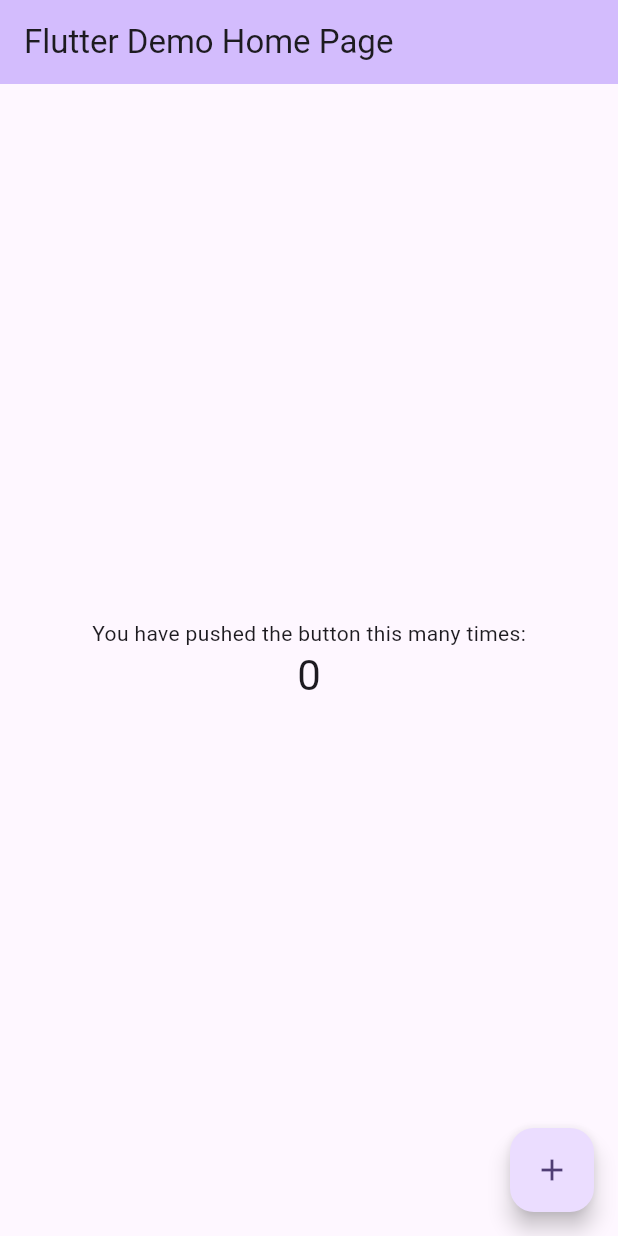
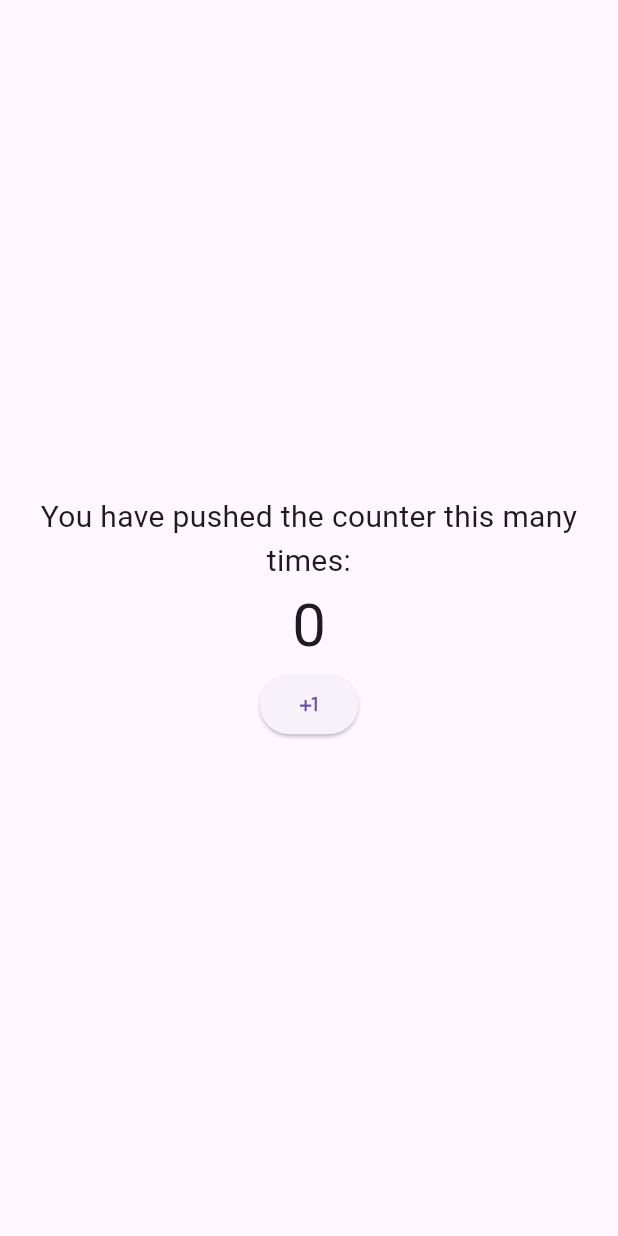
Before and after one commit to eacardenase/flutter_todo, a Flutter app: the screen it shows after launch, on a phone screen of 412 x 824 dp. Run offline on Flutter 3.47's test engine with Material 3 defaults, Android fonts, the phone set to English and light mode, and no system bars.

Commit message:
stateless versus statefull widgets

```diff
--- a/lib/main.dart
+++ b/lib/main.dart
@@ -1,4 +1,6 @@
 import 'package:flutter/material.dart';
+
+import 'package:todo/pages/counter_page.dart';
 
 void main() {
   runApp(const MyApp());
@@ -7,120 +9,11 @@ void main() {
 class MyApp extends StatelessWidget {
   const MyApp({super.key});
 
-  // This widget is the root of your application.
   @override
   Widget build(BuildContext context) {
-    return MaterialApp(
-      title: 'Flutter Demo',
-      theme: ThemeData(
-        // This is the theme of your application.
-        //
-        // TRY THIS: Try running your application with "flutter run". You'll see
-        // the application has a purple toolbar. Then, without quitting the app,
-        // try changing the seedColor in the colorScheme below to Colors.green
-        // and then invoke "hot reload" (save your changes or press the "hot
-        // reload" button in a Flutter-supported IDE, or press "r" if you used
-        // the command line to start the app).
-        //
-        // Notice that the counter didn't reset back to zero; the application
-        // state is not lost during the reload. To reset the state, use hot
-        // restart instead.
-        //
-        // This works for code too, not just values: Most code changes can be
-        // tested with just a hot reload.
-        colorScheme: ColorScheme.fromSeed(seedColor: Colors.deepPurple),
-        useMaterial3: true,
-      ),
+    return const MaterialApp(
+      home: CounterPage(),
       debugShowCheckedModeBanner: false,
-      home: const MyHomePage(title: 'Flutter Demo Home Page'),
     );
   }
 }
-
-class MyHomePage extends StatefulWidget {
-  const MyHomePage({super.key, required this.title});
-
-  // This widget is the home page of your application. It is stateful, meaning
-  // that it has a State object (defined below) that contains fields that affect
-  // how it looks.
-
-  // This class is the configuration for the state. It holds the values (in this
-  // case the title) provided by the parent (in this case the App widget) and
-  // used by the build method of the State. Fields in a Widget subclass are
-  // always marked "final".
-
-  final String title;
-
-  @override
-  State<MyHomePage> createState() => _MyHomePageState();
-}
-
-class _MyHomePageState extends State<MyHomePage> {
-  int _counter = 0;
-
-  void _incrementCounter() {
-    setState(() {
-      // This call to setState tells the Flutter framework that something has
-      // changed in this State, which causes it to rerun the build method below
-      // so that the display can reflect the updated values. If we changed
-      // _counter without calling setState(), then the build method would not be
-      // called again, and so nothing would appear to happen.
-      _counter++;
-    });
-  }
-
-  @override
-  Widget build(BuildContext context) {
-    // This method is rerun every time setState is called, for instance as done
-    // by the _incrementCounter method above.
-    //
-    // The Flutter framework has been optimized to make rerunning build methods
-    // fast, so that you can just rebuild anything that needs updating rather
-    // than having to individually change instances of widgets.
-    return Scaffold(
-      appBar: AppBar(
-        // TRY THIS: Try changing the color here to a specific color (to
-        // Colors.amber, perhaps?) and trigger a hot reload to see the AppBar
-        // change color while the other colors stay the same.
-        backgroundColor: Theme.of(context).colorScheme.inversePrimary,
-        // Here we take the value from the MyHomePage object that was created by
-        // the App.build method, and use it to set our appbar title.
-        title: Text(widget.title),
-      ),
-      body: Center(
-        // Center is a layout widget. It takes a single child and positions it
-        // in the middle of the parent.
-        child: Column(
-          // Column is also a layout widget. It takes a list of children and
-          // arranges them vertically. By default, it sizes itself to fit its
-          // children horizontally, and tries to be as tall as its parent.
-          //
-          // Column has various properties to control how it sizes itself and
-          // how it positions its children. Here we use mainAxisAlignment to
-          // center the children vertically; the main axis here is the vertical
-          // axis because Columns are vertical (the cross axis would be
-          // horizontal).
-          //
-          // TRY THIS: Invoke "debug painting" (choose the "Toggle Debug Paint"
-          // action in the IDE, or press "p" in the console), to see the
-          // wireframe for each widget.
-          mainAxisAlignment: MainAxisAlignment.center,
-          children: <Widget>[
-            const Text(
-              'You have pushed the button this many times:',
-            ),
-            Text(
-              '$_counter',
-              style: Theme.of(context).textTheme.headlineMedium,
-            ),
-          ],
-        ),
-      ),
-      floatingActionButton: FloatingActionButton(
-        onPressed: _incrementCounter,
-        tooltip: 'Increment',
-        child: const Icon(Icons.add),
-      ), // This trailing comma makes auto-formatting nicer for build methods.
-    );
-  }
-}
--- /dev/null
+++ b/lib/pages/counter_page.dart
@@ -0,0 +1,59 @@
+import 'package:flutter/material.dart';
+
+class CounterPage extends StatefulWidget {
+  const CounterPage({super.key});
+
+  @override
+  State<CounterPage> createState() => _CounterPageState();
+}
+
+class _CounterPageState extends State<CounterPage> {
+  // variable
+  int _counter = 0;
+
+  // method
+  void _incrementCounter() {
+    // rebuilds the widget
+    setState(() {
+      _counter++;
+    });
+  }
+
+  // UI
+  @override
+  Widget build(BuildContext context) {
+    return Scaffold(
+      body: Center(
+        child: Column(
+          mainAxisAlignment: MainAxisAlignment.center,
+          children: [
+            //  message
+            const Text(
+              "You have pushed the counter this many times:",
+              style: TextStyle(
+                fontSize: 20,
+              ),
+              textAlign: TextAlign.center,
+            ),
+
+            // counter
+            Text(
+              _counter.toString(),
+              style: const TextStyle(
+                fontSize: 40,
+              ),
+            ),
+
+            // button
+            ElevatedButton(
+              onPressed: _incrementCounter,
+              child: Icon(
+                Icons.plus_one,
+              ),
+            )
+          ],
+        ),
+      ),
+    );
+  }
+}
```
